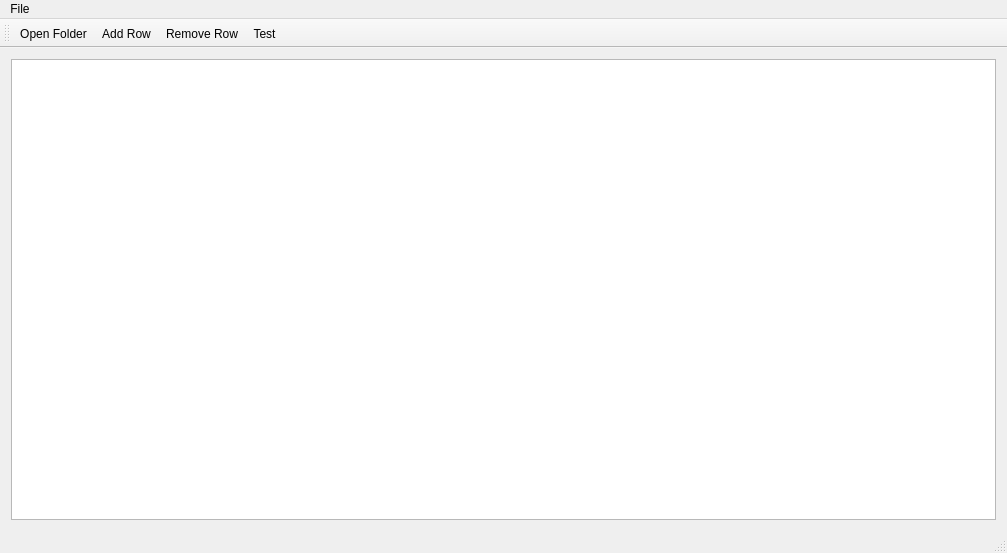
The window that mainwindow.ui (henryborchers/QC_AV_Tool) describes before a commit, drawn with Qt 5.
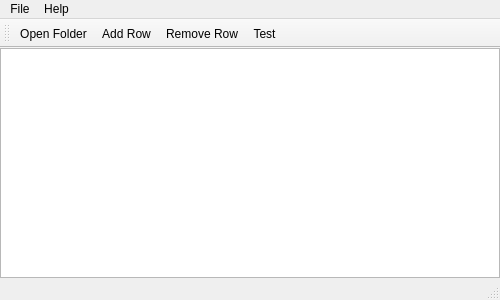
The same window after the commit.

Patch:
```diff
--- a/mainwindow.ui
+++ b/mainwindow.ui
@@ -6,15 +6,39 @@
    <rect>
     <x>0</x>
     <y>0</y>
-    <width>1007</width>
-    <height>553</height>
+    <width>500</width>
+    <height>300</height>
    </rect>
   </property>
+  <property name="minimumSize">
+   <size>
+    <width>500</width>
+    <height>300</height>
+   </size>
+  </property>
   <property name="windowTitle">
    <string>MainWindow</string>
   </property>
   <widget class="QWidget" name="centralWidget">
+   <property name="minimumSize">
+    <size>
+     <width>0</width>
+     <height>0</height>
+    </size>
+   </property>
    <layout class="QHBoxLayout" name="horizontalLayout">
+    <property name="leftMargin">
+     <number>0</number>
+    </property>
+    <property name="topMargin">
+     <number>0</number>
+    </property>
+    <property name="rightMargin">
+     <number>0</number>
+    </property>
+    <property name="bottomMargin">
+     <number>0</number>
+    </property>
     <item>
      <widget class="QTableView" name="FilesView"/>
     </item>
@@ -25,7 +49,7 @@
     <rect>
      <x>0</x>
      <y>0</y>
-     <width>1007</width>
+     <width>500</width>
      <height>21</height>
     </rect>
    </property>
@@ -37,7 +61,15 @@
     <addaction name="separator"/>
     <addaction name="actionExit"/>
    </widget>
+   <widget class="QMenu" name="menuHelp">
+    <property name="title">
+     <string>Help</string>
+    </property>
+    <addaction name="separator"/>
+    <addaction name="actionAbout"/>
+   </widget>
    <addaction name="menuFile"/>
+   <addaction name="menuHelp"/>
   </widget>
   <widget class="QToolBar" name="mainToolBar">
    <attribute name="toolBarArea">
```
Left out of the diff: 5 changed lines with no effect on the pictures.
